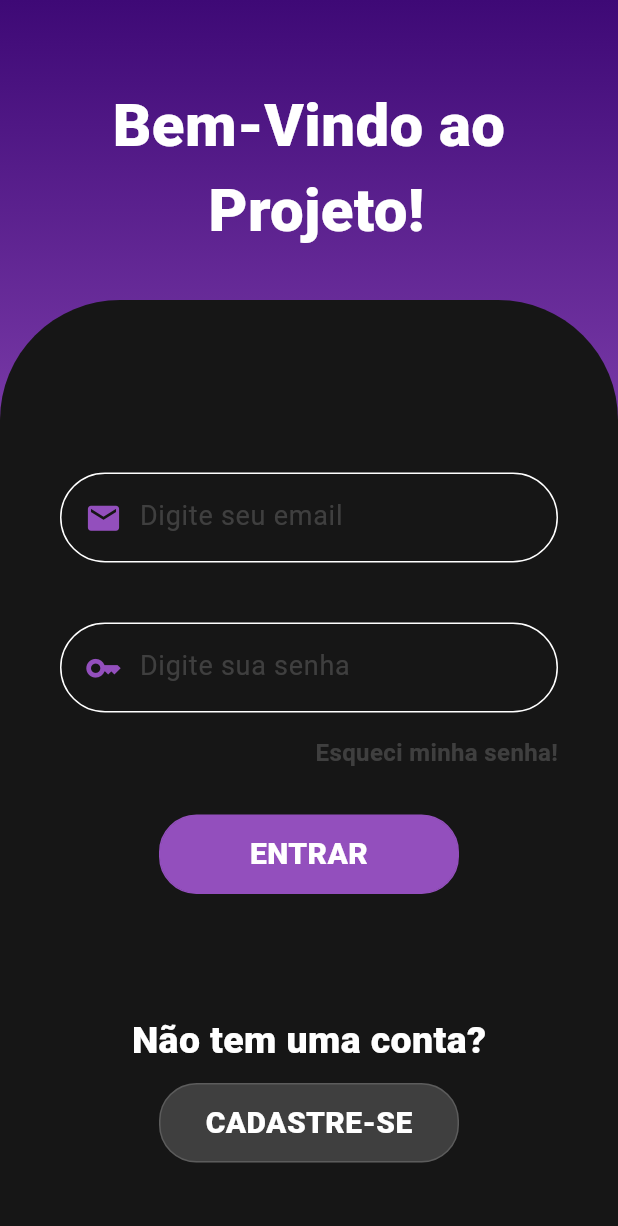
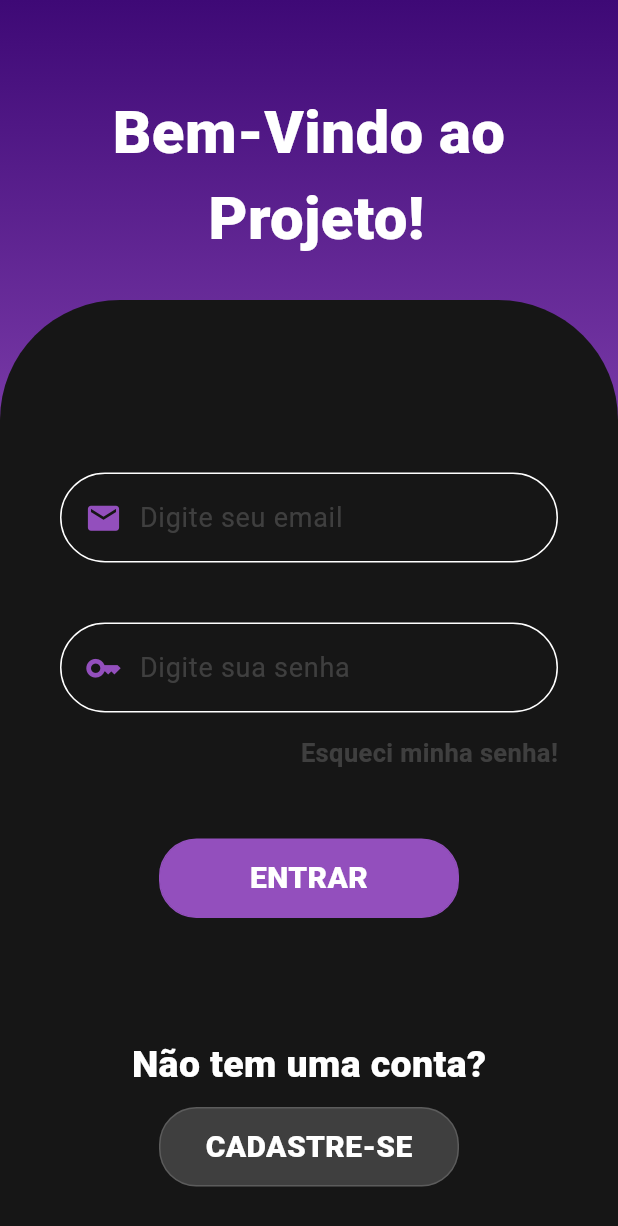
Before and after one commit to gabbwxhz/culture-app, a Flutter app: the screen it shows after launch, after a tap on "ENTRAR", on a phone screen of 412 x 824 dp. Shown: the top 1226 px of the screen. Run offline on Flutter 3.47's test engine with Material 3 defaults, Android fonts, the phone set to English and light mode, and no system bars; generated files the repository leaves out were written again.

Commit message:
ajustado padding no login

```diff
--- a/lib/view/login.dart
+++ b/lib/view/login.dart
@@ -26,7 +26,7 @@ class LoginScreen extends StatelessWidget {
           child: Align(
               alignment: Alignment.topCenter,
               child: Padding(
-                padding: EdgeInsets.only(top: 55),
+                padding: EdgeInsets.only(top: 60),
                 child: Text(
                   'Bem-Vindo ao \n Projeto!',
                   textAlign: TextAlign.center,
@@ -73,7 +73,7 @@ class LoginScreen extends StatelessWidget {
                               color: GlobalColors.white, fontSize: 18),
                           decoration: InputDecoration(
                             border: InputBorder.none,
-                            contentPadding: EdgeInsets.only(top: 9),
+                            contentPadding: EdgeInsets.only(top: 10),
                             prefixIcon: Padding(
                               padding:
                                   EdgeInsets.only(left: 10, top: 1.5, right: 2),
@@ -108,7 +108,7 @@ class LoginScreen extends StatelessWidget {
                               color: GlobalColors.white, fontSize: 18),
                           decoration: InputDecoration(
                             border: InputBorder.none,
-                            contentPadding: EdgeInsets.only(top: 9),
+                            contentPadding: EdgeInsets.only(top: 10),
                             prefixIcon: Padding(
                               padding:
                                   EdgeInsets.only(left: 10, top: 1.5, right: 2),
@@ -140,12 +140,12 @@ class LoginScreen extends StatelessWidget {
                             style: TextStyle(
                               color: GlobalColors.hintTextColor,
                               fontWeight: FontWeight.bold,
-                              fontSize: 16,
+                              fontSize: 17,
                             ),
                           ),
                         ])),
                     SizedBox(
-                      height: 30,
+                      height: 45,
                     ),
                     Center(
                         child: GestureDetector(
```
